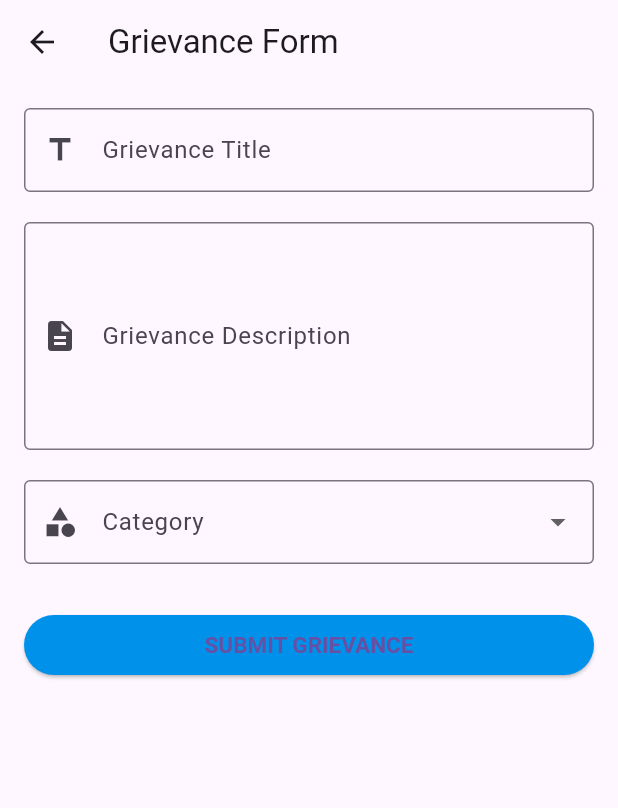
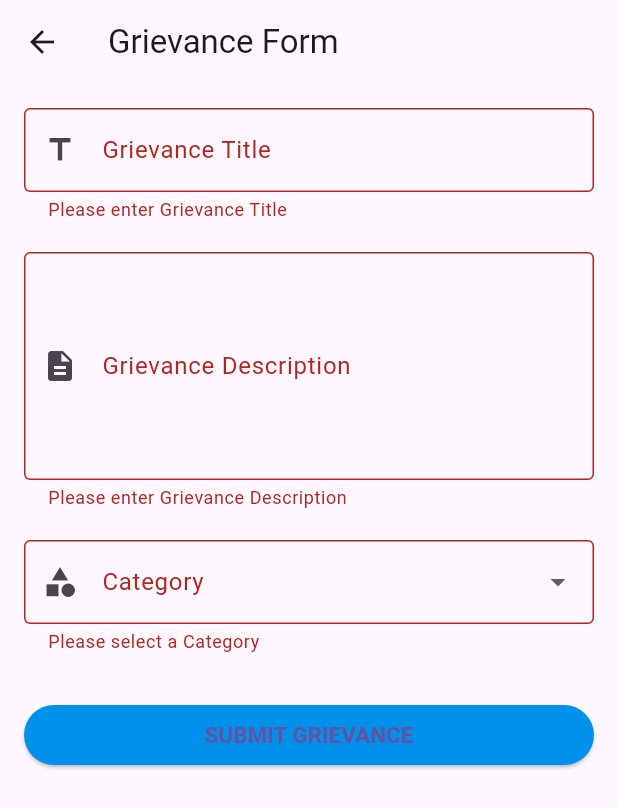
Before and after one commit to rayyan-mulla/greivance-managemen-system, a Flutter app: the GrievanceForm screen opened directly, after a tap on "SUBMIT GRIEVANCE", on a phone screen of 412 x 824 dp. Shown: the top 808 px of the screen. Run offline on Flutter 3.47's test engine with Material 3 defaults, Android fonts, the phone set to English and light mode, and no system bars; our stand-ins replace firebase_auth, firebase_core, firebase_database, image_picker; accounts and stored records are empty.

Commit message:
Integrated grievance form with the database, storing grievance details.

```diff
--- a/lib/screens/grievance/grievance_form.dart
+++ b/lib/screens/grievance/grievance_form.dart
@@ -1,4 +1,6 @@
 import 'package:flutter/material.dart';
+import 'package:firebase_database/firebase_database.dart';
+import 'package:firebase_auth/firebase_auth.dart';
 
 class GrievanceForm extends StatefulWidget {
   @override
@@ -6,6 +8,8 @@ class GrievanceForm extends StatefulWidget {
 }
 
 class _GrievanceFormState extends State<GrievanceForm> {
+  final _formKey = GlobalKey<FormState>();
+
   String selectedCategory;
   List<String> categories = [
     "Academic",
@@ -20,6 +24,75 @@ class _GrievanceFormState extends State<GrievanceForm> {
   TextEditingController otherCategoryController = TextEditingController();
 
   bool showOtherCategoryField = false;
+  bool showLoading = false;
+
+  DatabaseReference _reference =
+      FirebaseDatabase.instance.reference().child('Grievances');
+
+  final user = FirebaseAuth.instance.currentUser;
+
+  void registerUser() async {
+    if (_formKey.currentState.validate()) {
+      String title = titleController.text;
+      String description = descriptionController.text;
+      String otherCategory = otherCategoryController.text;
+
+      DateTime currentDate = DateTime.now();
+      String formattedDate =
+          "${currentDate.day}-${currentDate.month}-${currentDate.year}";
+
+      DatabaseReference userReference = _reference.child(user.uid).push();
+
+      Map<String, dynamic> data = {
+        'title': title,
+        'description': description,
+        'category': selectedCategory,
+        'date': formattedDate,
+      };
+
+      if (showOtherCategoryField) {
+        data['other_category'] = otherCategory;
+      }
+
+      userReference.set(data);
+
+      setState(() {
+        showLoading = true;
+      });
+
+      await Future.delayed(Duration(seconds: 2));
+
+      setState(() {
+        showLoading = false;
+      });
+
+      _formKey.currentState.reset();
+
+      titleController.clear();
+      descriptionController.clear();
+      otherCategoryController.clear();
+      selectedCategory = null;
+      showOtherCategoryField = false;
+
+      showDialog(
+        context: context,
+        builder: (BuildContext context) {
+          return AlertDialog(
+            title: Text("Success"),
+            content: Text("Your grievance has been submitted successfully."),
+            actions: [
+              TextButton(
+                onPressed: () {
+                  Navigator.of(context).pop();
+                },
+                child: Text("OK"),
+              ),
+            ],
+          );
+        },
+      );
+    }
+  }
 
   @override
   Widget build(BuildContext context) {
@@ -29,11 +102,19 @@ class _GrievanceFormState extends State<GrievanceForm> {
       ),
       body: SingleChildScrollView(
         padding: EdgeInsets.all(16),
+        child: Form(
+          key: _formKey,
           child: Column(
             crossAxisAlignment: CrossAxisAlignment.start,
             children: [
               TextFormField(
                 controller: titleController,
+                validator: (value) {
+                  if (value.isEmpty) {
+                    return 'Please enter Grievance Title';
+                  }
+                  return null;
+                },
                 decoration: InputDecoration(
                   labelText: 'Grievance Title',
                   prefixIcon: Icon(Icons.title),
@@ -44,6 +125,12 @@ class _GrievanceFormState extends State<GrievanceForm> {
               SizedBox(height: 20),
               TextFormField(
                 controller: descriptionController,
+                validator: (value) {
+                  if (value.isEmpty) {
+                    return 'Please enter Grievance Description';
+                  }
+                  return null;
+                },
                 maxLines: 5,
                 decoration: InputDecoration(
                   labelText: 'Grievance Description',
@@ -72,11 +159,23 @@ class _GrievanceFormState extends State<GrievanceForm> {
                     showOtherCategoryField = value == 'Other';
                   });
                 },
+                validator: (value) {
+                  if (value == null) {
+                    return 'Please select a Category';
+                  }
+                  return null;
+                },
               ),
               if (showOtherCategoryField) ...[
                 SizedBox(height: 20),
                 TextFormField(
                   controller: otherCategoryController,
+                  validator: (value) {
+                    if (value.isEmpty) {
+                      return 'Please enter Other Category';
+                    }
+                    return null;
+                  },
                   decoration: InputDecoration(
                     labelText: 'Other Category',
                     prefixIcon: Icon(Icons.apps),
@@ -86,21 +185,18 @@ class _GrievanceFormState extends State<GrievanceForm> {
                 ),
               ],
               SizedBox(height: 30),
-            Container(
+              showLoading
+                  ? Center(
+                      child: CircularProgressIndicator(),
+                    )
+                  : Container(
                       width: double.infinity,
                       child: ElevatedButton(
-                onPressed: () {
-                  print('Grievance Title: ${titleController.text}');
-                  print('Grievance Description: ${descriptionController.text}');
-                  print('Selected Category: $selectedCategory');
-                  if (showOtherCategoryField) {
-                    print('Other Category: ${otherCategoryController.text}');
-                  }
-                },
+                        onPressed: registerUser,
                         style: ElevatedButton.styleFrom(
                           primary: Colors.lightBlueAccent[700],
-                  textStyle:
-                      TextStyle(fontSize: 15, fontWeight: FontWeight.bold),
+                          textStyle: TextStyle(
+                              fontSize: 15, fontWeight: FontWeight.bold),
                         ),
                         child: Text('SUBMIT GRIEVANCE'),
                       ),
@@ -108,6 +204,7 @@ class _GrievanceFormState extends State<GrievanceForm> {
             ],
           ),
         ),
+      ),
     );
   }
 }
```
Lines whose indentation alone changed are shown as unchanged.
